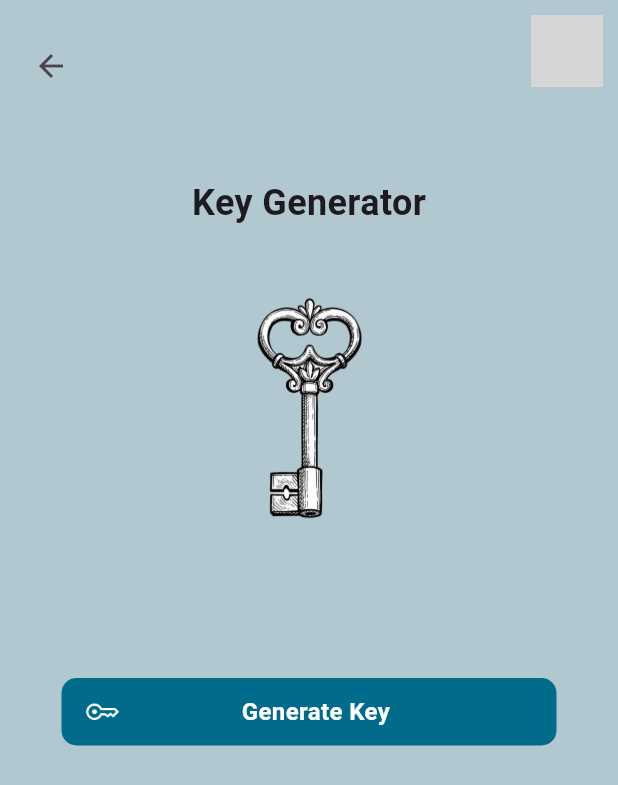
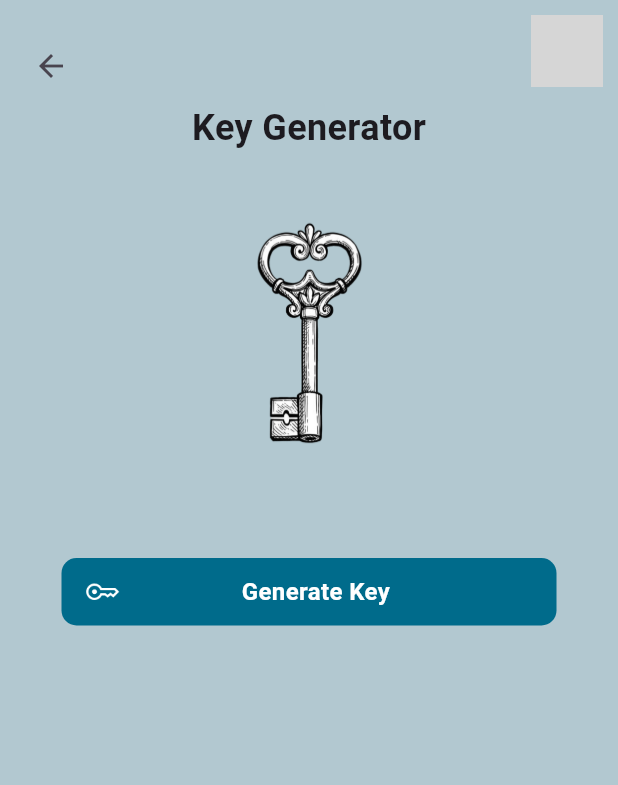
Before and after one commit to MohamaddMortada/AI-Front-End, a Flutter app: the SyncPage screen opened by its route, after a tap on "Generate Key", on a phone screen of 412 x 824 dp. Shown: the top 785 px of the screen. Run offline on Flutter 3.47's test engine with Material 3 defaults, Android fonts, the phone set to English and light mode, and no system bars; our stand-ins replace camera, flutter_secure_storage, get, image_picker, qr_flutter, shared_preferences and 1 more; missing offline and left inert: qr_code_scanner; accounts and stored records are empty; network calls fail; grey boxes are pictures that could not be loaded.

Commit message:
Adjusting IP address

```diff
--- a/lib/main.dart
+++ b/lib/main.dart
@@ -39,7 +39,7 @@ class MainApp extends StatelessWidget {
         scaffoldBackgroundColor: Color(0xFFB2C8D0),
 
       ),
-      home:FinishLine(),
+      home:ModePage(),
 
     );
   }
--- a/lib/pages/analyze.dart
+++ b/lib/pages/analyze.dart
@@ -128,7 +128,7 @@ class _FinishLineState extends State<FinishLine> {
       if (syncKey.isEmpty) throw Exception('Sync key is empty.');
 
       final response = await http.post(
-        Uri.parse('http://192.168.199.124:8000/api/getfiretimestamp'),
+        Uri.parse('http://192.168.43.170:8000/api/getfiretimestamp'),
         headers: {'Content-Type': 'application/json'},
         body: json.encode({'sync_key': syncKey}),
       );
@@ -150,7 +150,7 @@ class _FinishLineState extends State<FinishLine> {
 
   Future<void> _sendDataToApi(String videoPath) async {
     try {
-      var uri = Uri.parse("http://192.168.199.124:5000/middle-crossing");
+      var uri = Uri.parse("http://192.168.43.170:5000/middle-crossing");
       var request = http.MultipartRequest("POST", uri);
 
       request.files.add(
--- a/lib/pages/start_line.dart
+++ b/lib/pages/start_line.dart
@@ -44,7 +44,7 @@ class _StartLineState extends State<StartLine> {
     setState(() {});
 
     final response = await http.post(
-      Uri.parse('http://192.168.199.124:8000/api/start'),
+      Uri.parse('http://192.168.43.170:8000/api/start'),
       headers: {'Content-Type': 'application/json'},
       body:
           '{"user_id": "$userId", "fire_timestamp": "$fireTimestamp", "sync_key": "$syncKey"}',
--- a/lib/pages/sync_page.dart
+++ b/lib/pages/sync_page.dart
@@ -2,6 +2,7 @@ import 'dart:convert';
 import 'package:flutter/material.dart';
 import 'package:front_end/widgets/button_secondary.dart';
 import 'package:front_end/widgets/profile_bar.dart';
+import 'package:get/get.dart';
 import 'package:qr_flutter/qr_flutter.dart';
 import 'package:http/http.dart' as http;
 import 'package:shared_preferences/shared_preferences.dart';
@@ -16,7 +17,7 @@ class _SyncPageState extends State<SyncPage> {
 
   Future<void> generateKey() async {
     final response = await http.post(
-      Uri.parse('http://192.168.199.124:8000/api/generate-key'),
+      Uri.parse('http://192.168.43.170:8000/api/generate-key'),
       body: {'user_id': '2'},
     );
 
@@ -61,7 +62,7 @@ class _SyncPageState extends State<SyncPage> {
                   ),
                 ],
               ),
-              const SizedBox(height: 50),
+              //const SizedBox(height: 50),
               const Text(
                 'Key Generator',
                 style: TextStyle(fontSize: 24, fontWeight: FontWeight.bold),
@@ -72,7 +73,7 @@ class _SyncPageState extends State<SyncPage> {
                 width: 200,
                 height: 200,
               ),
-              const SizedBox(height: 40),
+              const SizedBox(height: 10),
               if (syncKey.isNotEmpty)
                 Text(
                   "Sync Key: $syncKey",
@@ -95,6 +96,10 @@ class _SyncPageState extends State<SyncPage> {
                   onTap: () async {
                     await generateKey();
                   }),
+              const SizedBox(height: 20),
+
+              if(syncKey.isNotEmpty)
+                ButtonSecondary(text: 'Get to Finish Line', image:Image.asset('assets/Icons/white-key.png') , onTap: (){Get.toNamed('/analyze');}),
               const Spacer(flex: 2),
             ],
           ),
--- a/lib/pages/validate_page.dart
+++ b/lib/pages/validate_page.dart
@@ -24,7 +24,7 @@ class _ValidatePageState extends State<ValidatePage> {
   Future<void> validateKey(String key) async {
     try {
       final response = await http.post(
-        Uri.parse('http://192.168.199.124:8000/api/validate-key'),
+        Uri.parse('http://192.168.43.170:8000/api/validate-key'),
         headers: {'Content-Type': 'application/json'},
         body: jsonEncode({'sync_key': key, 'user_id': '5'}),
       );
```
